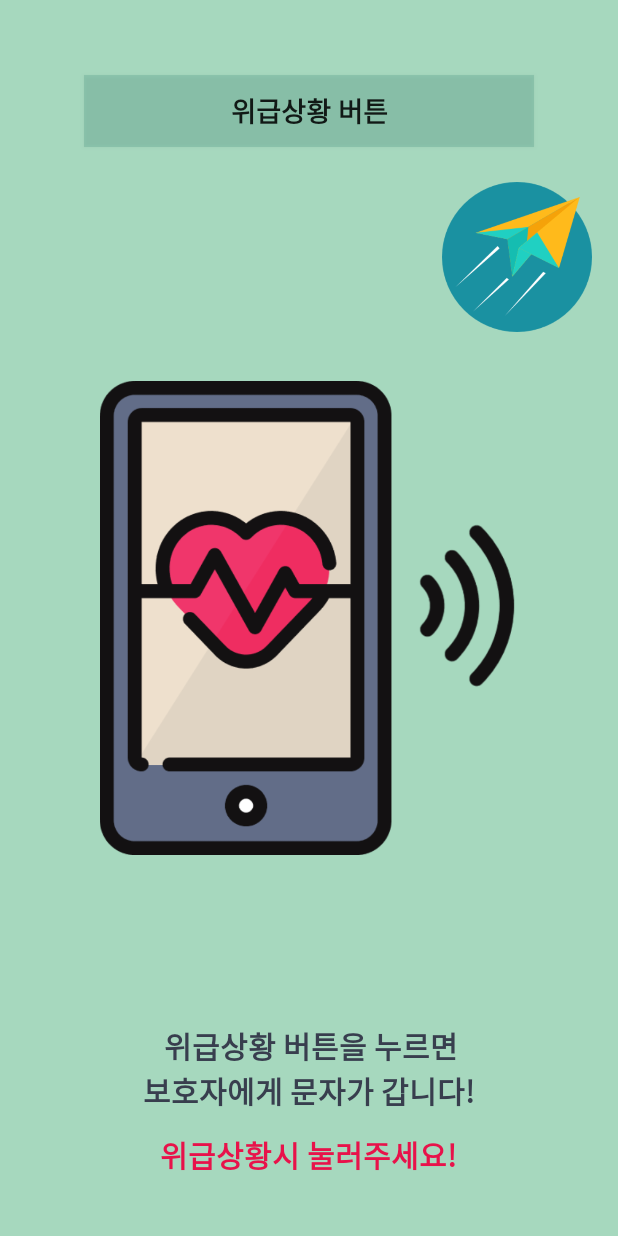
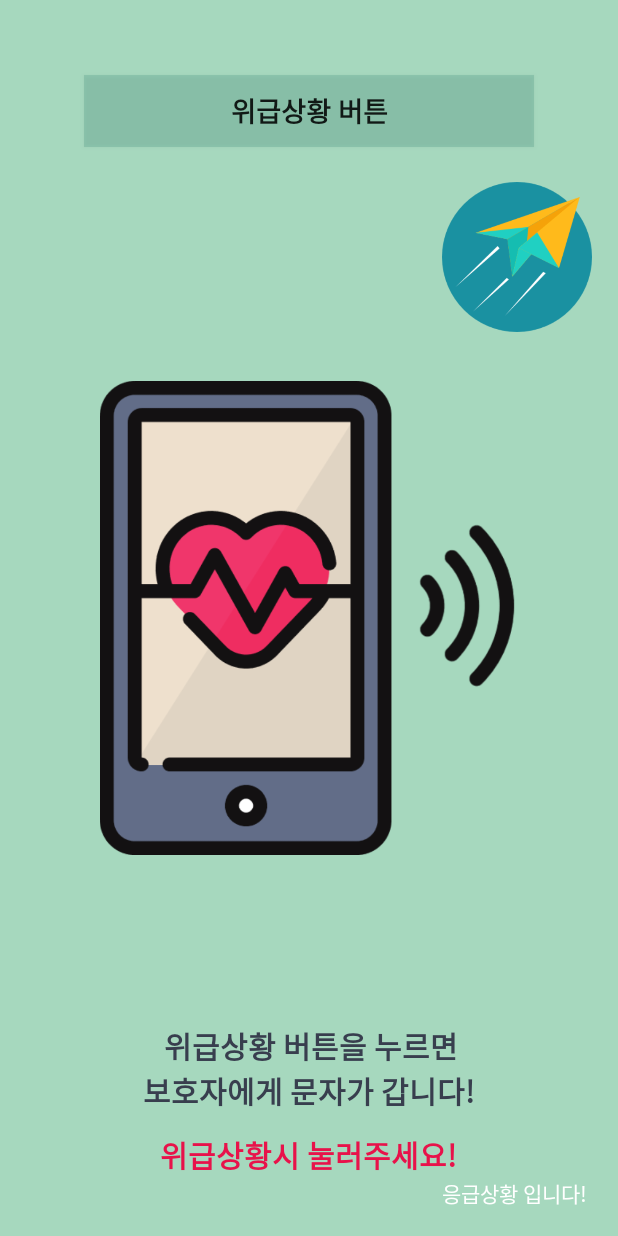
Before and after one commit to Jungyouna/Help2U_sliver, an Android app: the SilverActivity screen opened directly, with no data from a screen before it, on a phone screen of 412 x 824 dp. Run offline under Robolectric (Android 15) with nearby library versions, the phone set to English and light mode, and no system bars.

```diff
--- a/app/src/main/java/com/example/youna/mayii/SilverActivity.java
+++ b/app/src/main/java/com/example/youna/mayii/SilverActivity.java
@@ -62,7 +62,7 @@ public class SilverActivity extends AppCompatActivity {
     private ImageButton sendButton;
     private String name, phoneNo, sms;
     private String dataCode;
-
+    private String average;
 
     @Override
     protected void onCreate(Bundle savedInstanceState) {
@@ -72,6 +72,7 @@ public class SilverActivity extends AppCompatActivity {
         Intent intent = getIntent();
         name = intent.getStringExtra("name");
         dataCode=intent.getStringExtra("dataCode");
+        average=intent.getStringExtra("평균");
         textView3 = (TextView)findViewById(R.id.textView3);
         textView6 = (TextView)findViewById(R.id.textView6);
         sendButton=(ImageButton)findViewById(R.id.sendButton);
@@ -101,7 +102,7 @@ public class SilverActivity extends AppCompatActivity {
             @Override
             public void onClick(View view) {
                 Intent i = new Intent(SilverActivity.this, dataActivity.class);
-                i.putExtra("dataCode",dataCode).putExtra("name",name);
+                i.putExtra("dataCode",dataCode).putExtra("name",name).putExtra("평균",average);
                 startActivity(i);
             }
         });
--- a/app/src/main/res/layout/activity_silver.xml
+++ b/app/src/main/res/layout/activity_silver.xml
@@ -82,6 +82,25 @@
                 android:scaleType="fitXY"
                 app:srcCompat="@drawable/send" />
 
+            <TextView
+                android:id="@+id/textView3"
+                android:layout_width="wrap_content"
+                android:layout_height="wrap_content"
+                android:layout_alignStart="@+id/imageView4"
+                android:layout_below="@+id/textView5"
+                android:layout_marginTop="-39dp"
+                android:textColor="#FFFFFF"
+                android:text="TextView" />
+
+            <TextView
+                android:id="@+id/textView6"
+                android:layout_width="wrap_content"
+                android:layout_height="wrap_content"
+                android:layout_alignStart="@+id/sendButton"
+                android:layout_alignTop="@+id/textView3"
+                android:textColor="#FFFFFF"
+                android:text="TextView" />
+
         </RelativeLayout>
     </FrameLayout>
 </android.support.constraint.ConstraintLayout>
```
Also changed, not shown: app/src/main/java/com/example/youna/mayii/LoginActivity.java (+62 -3 lines), app/src/main/java/com/example/youna/mayii/dataActivity.java (+33 -10 lines).
